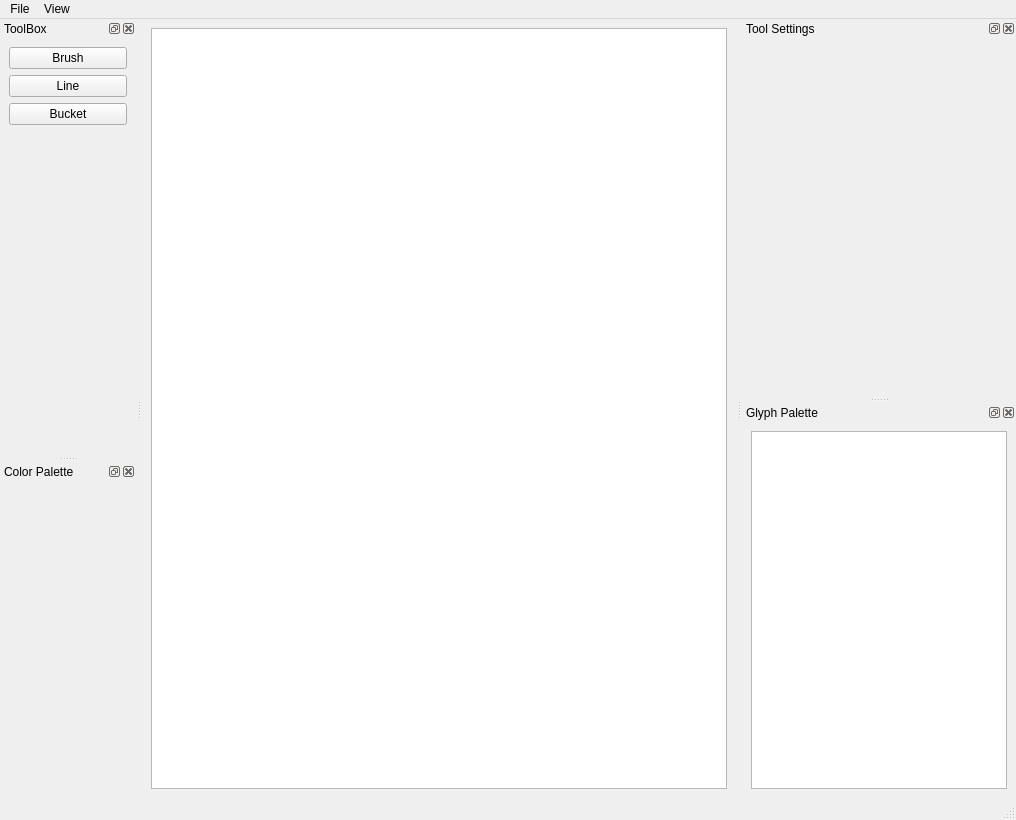
Before: the Qt Designer form src/UI/ParentEditor.ui in Midhil457/Project-Bitle, drawn with Qt 5.
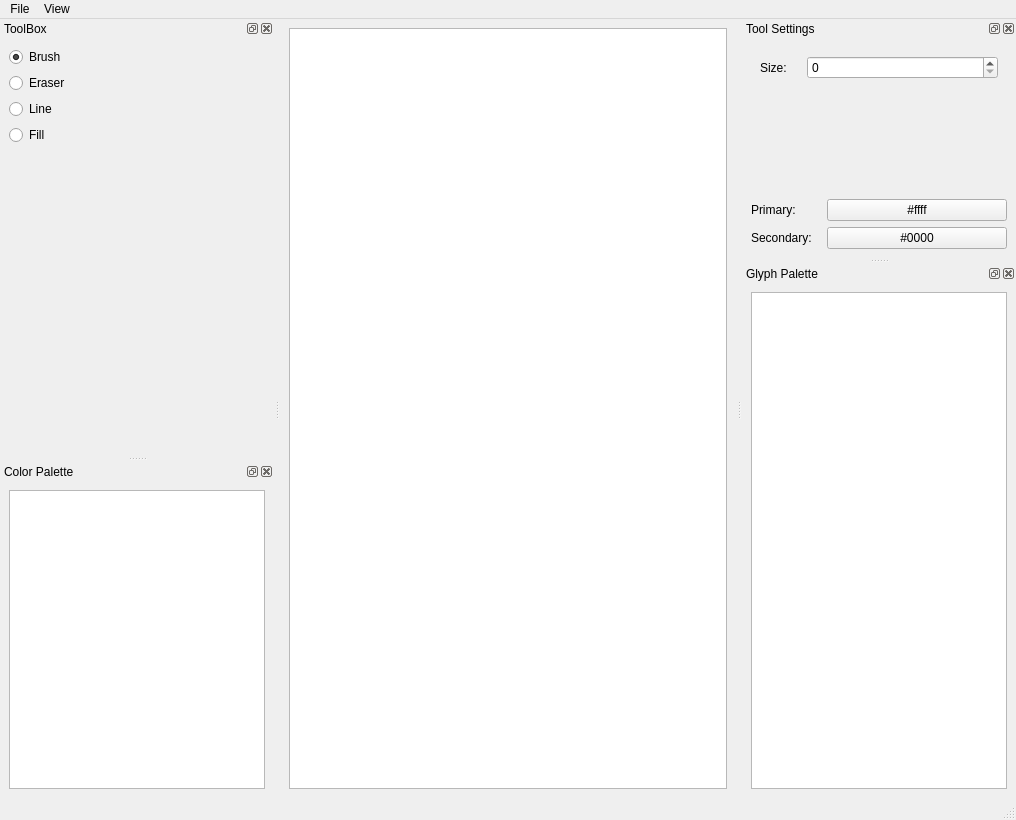
After: the same form once the commit is applied. The open tabs and pages were chosen to show the change.

```diff
--- a/src/UI/ParentEditor.ui
+++ b/src/UI/ParentEditor.ui
@@ -16,7 +16,11 @@
   <widget class="QWidget" name="centralwidget">
    <layout class="QHBoxLayout" name="horizontalLayout">
     <item>
-     <widget class="QGraphicsView" name="ViewPort"/>
+     <widget class="QGraphicsView" name="ViewPort">
+      <property name="autoFillBackground">
+       <bool>false</bool>
+      </property>
+     </widget>
     </item>
    </layout>
   </widget>
@@ -57,32 +61,207 @@
     <number>2</number>
    </attribute>
    <widget class="QWidget" name="dockWidgetContents">
-    <layout class="QHBoxLayout" name="horizontalLayout_2">
+    <layout class="QVBoxLayout" name="verticalLayout_3">
      <item>
-      <widget class="QStackedWidget" name="stackedWidget">
-       <property name="minimumSize">
-        <size>
-         <width>119</width>
-         <height>335</height>
-        </size>
-       </property>
+      <widget class="QStackedWidget" name="ToolSettingsStack">
        <property name="frameShadow">
         <enum>QFrame::Plain</enum>
        </property>
        <property name="currentIndex">
         <number>0</number>
        </property>
-       <widget class="QWidget" name="page"/>
-       <widget class="QWidget" name="page_2"/>
+       <widget class="QWidget" name="page">
+        <layout class="QVBoxLayout" name="verticalLayout_4">
+         <item>
+          <layout class="QHBoxLayout" name="horizontalLayout_3">
+           <item>
+            <widget class="QLabel" name="label">
+             <property name="maximumSize">
+              <size>
+               <width>41</width>
+               <height>16777215</height>
+              </size>
+             </property>
+             <property name="text">
+              <string>Size:</string>
+             </property>
+            </widget>
+           </item>
+           <item>
+            <widget class="QSpinBox" name="spinBox"/>
+           </item>
+          </layout>
+         </item>
+         <item>
+          <spacer name="verticalSpacer">
+           <property name="orientation">
+            <enum>Qt::Vertical</enum>
+           </property>
+           <property name="sizeHint" stdset="0">
+            <size>
+             <width>20</width>
+             <height>40</height>
+            </size>
+           </property>
+          </spacer>
+         </item>
+        </layout>
+       </widget>
+       <widget class="QWidget" name="page_2">
+        <layout class="QVBoxLayout" name="verticalLayout_5">
+         <item>
+          <layout class="QHBoxLayout" name="horizontalLayout_4">
+           <item>
+            <widget class="QLabel" name="label_2">
+             <property name="maximumSize">
+              <size>
+               <width>41</width>
+               <height>16777215</height>
+              </size>
+             </property>
+             <property name="text">
+              <string>Size:</string>
+             </property>
+            </widget>
+           </item>
+           <item>
+            <widget class="QSpinBox" name="spinBox_2"/>
+           </item>
+          </layout>
+         </item>
+         <item>
+          <spacer name="verticalSpacer_2">
+           <property name="orientation">
+            <enum>Qt::Vertical</enum>
+           </property>
+           <property name="sizeHint" stdset="0">
+            <size>
+             <width>20</width>
+             <height>40</height>
+            </size>
+           </property>
+          </spacer>
+         </item>
+        </layout>
+       </widget>
+       <widget class="QWidget" name="page_3">
+        <layout class="QVBoxLayout" name="verticalLayout_6">
+         <item>
+          <layout class="QHBoxLayout" name="horizontalLayout_5">
+           <item>
+            <widget class="QLabel" name="label_3">
+             <property name="maximumSize">
+              <size>
+               <width>41</width>
+               <height>16777215</height>
+              </size>
+             </property>
+             <property name="text">
+              <string>Size:</string>
+             </property>
+            </widget>
+           </item>
+           <item>
+            <widget class="QSpinBox" name="spinBox_3"/>
+           </item>
+          </layout>
+         </item>
+         <item>
+          <spacer name="verticalSpacer_3">
+           <property name="orientation">
+            <enum>Qt::Vertical</enum>
+           </property>
+           <property name="sizeHint" stdset="0">
+            <size>
+             <width>20</width>
+             <height>40</height>
+            </size>
+           </property>
+          </spacer>
+         </item>
+        </layout>
+       </widget>
+       <widget class="QWidget" name="page_4">
+        <layout class="QVBoxLayout" name="verticalLayout_7">
+         <item>
+          <widget class="QCheckBox" name="FillTool_GlobalFill_CheckBox">
+           <property name="text">
+            <string>Global fill</string>
+           </property>
+          </widget>
+         </item>
+         <item>
+          <spacer name="verticalSpacer_4">
+           <property name="orientation">
+            <enum>Qt::Vertical</enum>
+           </property>
+           <property name="sizeHint" stdset="0">
+            <size>
+             <width>20</width>
+             <height>40</height>
+            </size>
+           </property>
+          </spacer>
+         </item>
+        </layout>
+       </widget>
       </widget>
      </item>
+     <item>
+      <layout class="QHBoxLayout" name="horizontalLayout_7">
+       <item>
+        <widget class="QLabel" name="PrimaryColorSelector_Label">
+         <property name="maximumSize">
+          <size>
+           <width>70</width>
+           <height>16777215</height>
+          </size>
+         </property>
+         <property name="text">
+          <string>Primary:</string>
+         </property>
+        </widget>
+       </item>
+       <item>
+        <widget class="QPushButton" name="PrimaryColorSelector">
+         <property name="text">
+          <string>#ffff</string>
+         </property>
+        </widget>
+       </item>
+      </layout>
+     </item>
+     <item>
+      <layout class="QHBoxLayout" name="horizontalLayout_6">
+       <item>
+        <widget class="QLabel" name="SecondaryColorSelector_Label">
+         <property name="maximumSize">
+          <size>
+           <width>70</width>
+           <height>16777215</height>
+          </size>
+         </property>
+         <property name="text">
+          <string>Secondary:</string>
+         </property>
+        </widget>
+       </item>
+       <item>
+        <widget class="QPushButton" name="SecondaryColorSelector">
+         <property name="text">
+          <string>#0000</string>
+         </property>
+        </widget>
+       </item>
+      </layout>
+     </item>
     </layout>
    </widget>
   </widget>
   <widget class="QDockWidget" name="ToolsDock">
    <property name="minimumSize">
     <size>
-     <width>93</width>
+     <width>117</width>
      <height>309</height>
     </size>
    </property>
@@ -95,23 +274,36 @@
    <widget class="QWidget" name="dockWidgetContents_2">
     <layout class="QVBoxLayout" name="verticalLayout">
      <item>
-      <widget class="QPushButton" name="BrushTool">
+      <widget class="QRadioButton" name="BrushTool">
+       <property name="enabled">
+        <bool>true</bool>
+       </property>
        <property name="text">
         <string>Brush</string>
        </property>
+       <property name="checked">
+        <bool>true</bool>
+       </property>
       </widget>
      </item>
      <item>
-      <widget class="QPushButton" name="LineTool">
+      <widget class="QRadioButton" name="EraserTool">
+       <property name="text">
+        <string>Eraser</string>
+       </property>
+      </widget>
+     </item>
+     <item>
+      <widget class="QRadioButton" name="LineTool">
        <property name="text">
         <string>Line</string>
        </property>
       </widget>
      </item>
      <item>
-      <widget class="QPushButton" name="BucketTool">
+      <widget class="QRadioButton" name="FillTool">
        <property name="text">
-        <string>Bucket</string>
+        <string>Fill</string>
        </property>
       </widget>
      </item>
@@ -144,7 +336,20 @@
    <attribute name="dockWidgetArea">
     <number>1</number>
    </attribute>
-   <widget class="QWidget" name="dockWidgetContents_3"/>
+   <widget class="QWidget" name="dockWidgetContents_3">
+    <layout class="QHBoxLayout" name="horizontalLayout_2">
+     <item>
+      <widget class="QListView" name="GlyphPalette_2">
+       <property name="resizeMode">
+        <enum>QListView::Adjust</enum>
+       </property>
+       <property name="viewMode">
+        <enum>QListView::IconMode</enum>
+       </property>
+      </widget>
+     </item>
+    </layout>
+   </widget>
   </widget>
   <widget class="QDockWidget" name="GlyphPaletteDock">
    <property name="minimumSize">
@@ -162,7 +367,14 @@
    <widget class="QWidget" name="dockWidgetContents_4">
     <layout class="QVBoxLayout" name="verticalLayout_2">
      <item>
-      <widget class="QListView" name="GlyphPalette"/>
+      <widget class="QListView" name="GlyphPalette">
+       <property name="resizeMode">
+        <enum>QListView::Adjust</enum>
+       </property>
+       <property name="viewMode">
+        <enum>QListView::IconMode</enum>
+       </property>
+      </widget>
      </item>
     </layout>
    </widget>
```
Left out of the diff: 7 changed lines with no effect on the pictures.
